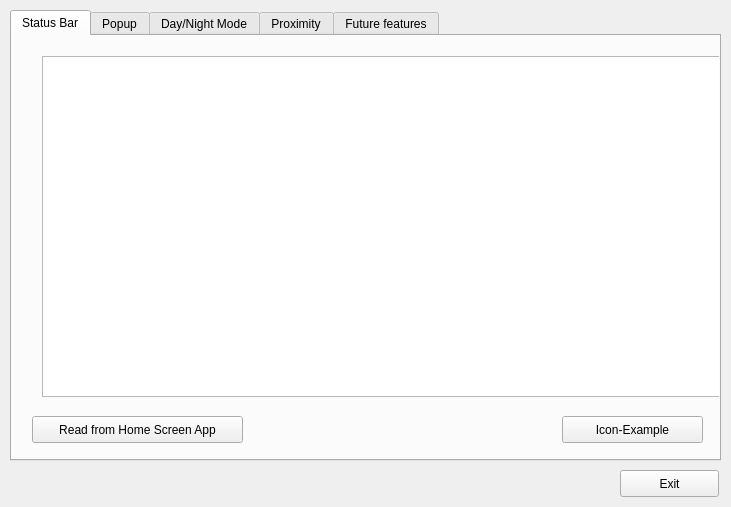
Qt form HomeScreenSimulator/resources/mainwindow.ui (leon-anavi/AGL-HomeScreen) before a commit.
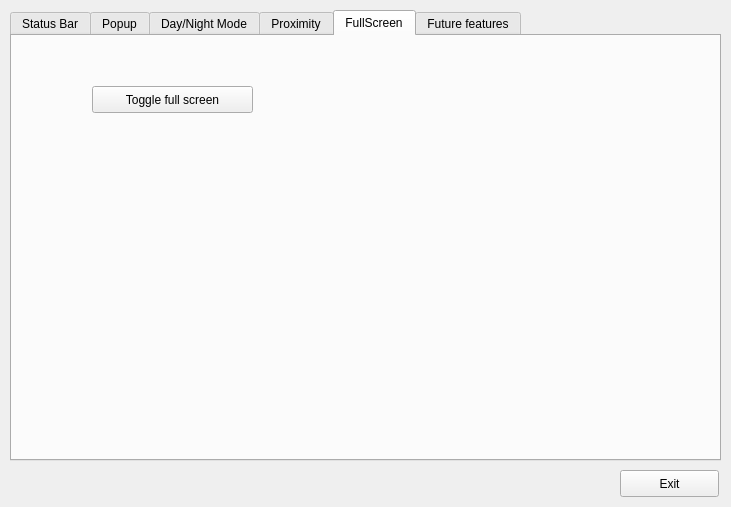
The same form after that commit. The open tabs and pages were chosen to show the change.

Commit message: Implement toggle full screen mechanism.

Patch:
```diff
--- a/HomeScreenSimulator/resources/mainwindow.ui
+++ b/HomeScreenSimulator/resources/mainwindow.ui
@@ -39,7 +39,7 @@
      <widget class="QPushButton" name="pushButton_Update">
       <property name="geometry">
        <rect>
-        <x>20</x>
+        <x>30</x>
         <y>380</y>
         <width>211</width>
         <height>27</height>
@@ -214,6 +214,24 @@
       </property>
      </widget>
     </widget>
+    <widget class="QWidget" name="tab_FullScreen">
+     <attribute name="title">
+      <string>FullScreen</string>
+     </attribute>
+     <widget class="QPushButton" name="pushButton_ToggleFullScreen">
+      <property name="geometry">
+       <rect>
+        <x>80</x>
+        <y>50</y>
+        <width>161</width>
+        <height>27</height>
+       </rect>
+      </property>
+      <property name="text">
+       <string>Toggle full screen</string>
+      </property>
+     </widget>
+    </widget>
     <widget class="QWidget" name="tab_FutureFeatures">
      <attribute name="title">
       <string>Future features</string>
```
The commit also changes 11 other files.
